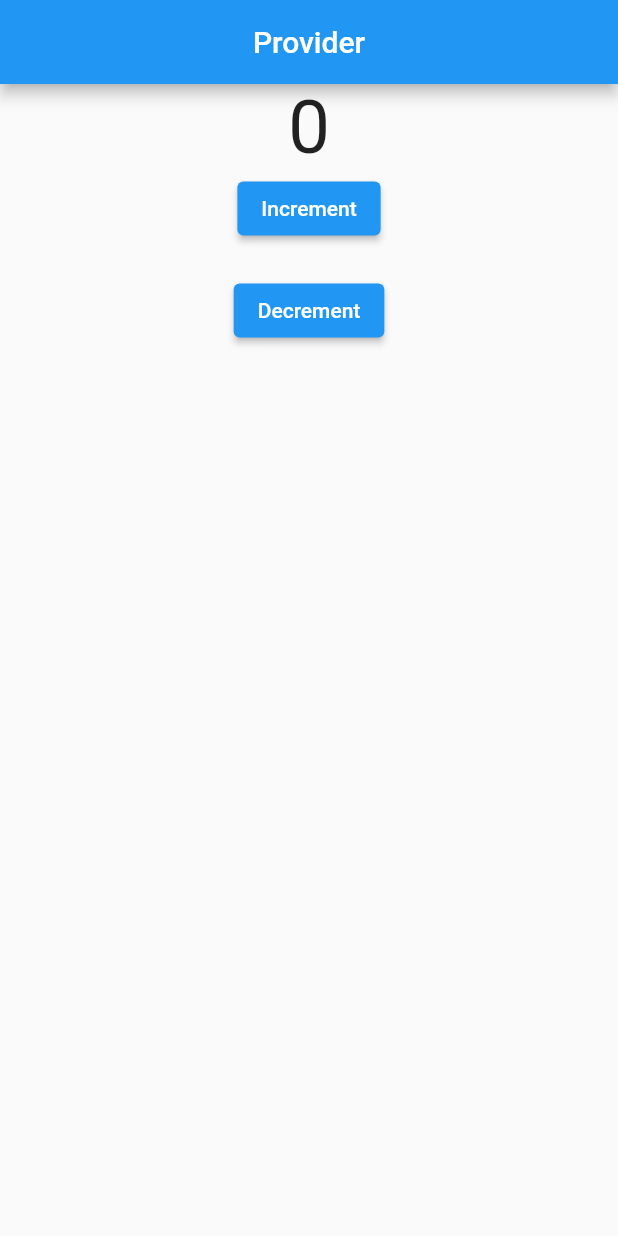
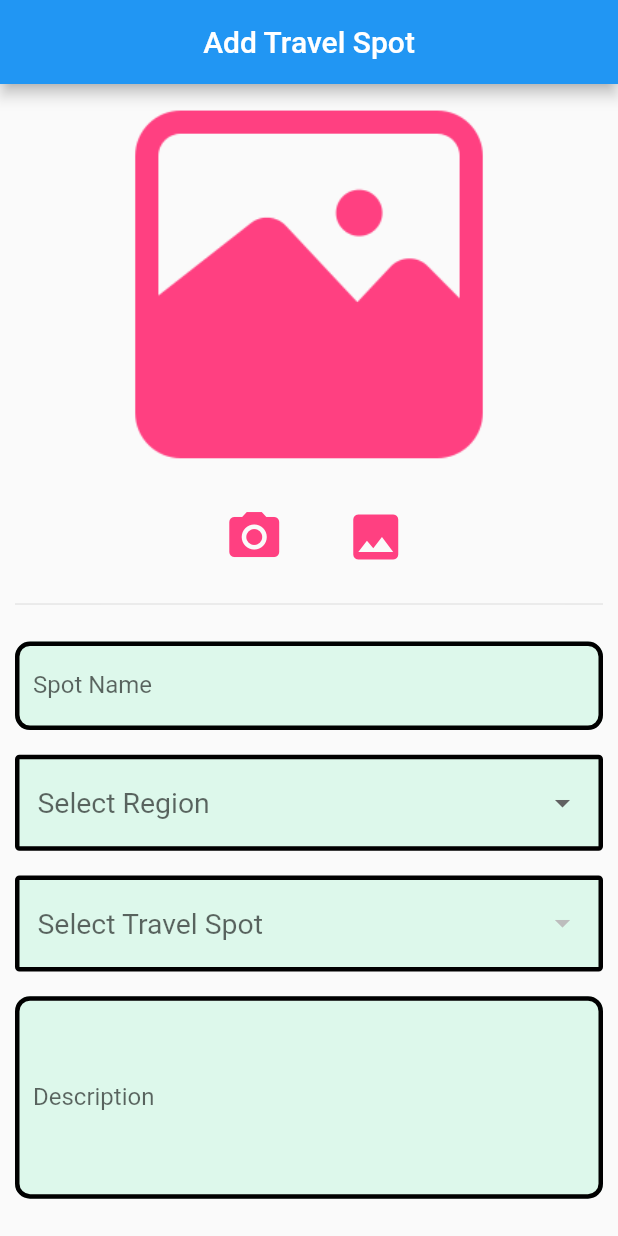
Before and after one commit to FahimKamal/Flutter_Training_app, a Flutter app: the screen it shows after launch, on a phone screen of 412 x 824 dp. Run offline on Flutter 3.47's test engine with Material 2 defaults, Android fonts, the phone set to English and light mode, and no system bars; our stand-ins replace cloud_firestore, connectivity_plus, curved_navigation_bar, firebase_core, firebase_storage, flutter_slidable and 6 more; accounts and stored records are empty.

Commit message:
New commit

```diff
--- a/Flutter Training/lib/main.dart
+++ b/Flutter Training/lib/main.dart
@@ -39,6 +39,7 @@ import 'package:tt/test_design/bkash.dart';
 import 'package:tt/test_design/country_details.dart';
 import 'package:tt/textFieldclass.dart';
 import 'package:tt/tooltipclass.dart';
+import 'package:tt/travel_app/admin/add_travel_spot.dart';
 import 'package:tt/travel_app/travel_pages/homepage.dart';
 import 'package:tt/splesh_screenf.dart';
 import 'package:tt/travel_app/travel_pages/homepage_gridview_builder.dart';
@@ -126,7 +127,8 @@ class _MyAppState extends State<MyApp> {
         // home: DatabaseBasic(),
         // home: AlertDialogClass(),
         // home: ImageUploadClass(),
-        home: ReadProvider(),
+        // home: ReadProvider(),
+        home: AddTravelSpot(),
       ),
     );
   }
--- /dev/null
+++ b/Flutter Training/lib/travel_app/admin/add_travel_spot.dart
@@ -0,0 +1,195 @@
+import 'package:flutter/material.dart';
+import 'package:tt/travel_app/widgets/form_decoration.dart';
+import 'package:tt/travel_app/widgets/static-variables.dart';
+
+class AddTravelSpot extends StatefulWidget {
+  const AddTravelSpot({Key? key}) : super(key: key);
+
+  @override
+  _AddTravelSpotState createState() => _AddTravelSpotState();
+}
+
+class _AddTravelSpotState extends State<AddTravelSpot> {
+  String? selectTravelRegion;
+  String? selectTravelSpot;
+
+  @override
+  Widget build(BuildContext context) {
+    return Scaffold(
+      appBar: AppBar(
+        title: Text("Add Travel Spot"),
+        centerTitle: true,
+      ),
+      body: _bodyUI(),
+    );
+  }
+
+  Widget _bodyUI() {
+    Size size = MediaQuery.of(context).size;
+    return Padding(
+      padding: EdgeInsets.all(10),
+      child: ListView(
+        children: [
+          ClipRRect(
+            child: Image.asset(
+              "images/Icons/gallery.png",
+              width: size.width * 0.3,
+              height: size.height * 0.3,
+              color: Colors.pinkAccent,
+              fit: BoxFit.fitHeight,
+            ),
+          ),
+          SizedBox(
+            height: size.width * 0.04,
+          ),
+          Row(
+            mainAxisAlignment: MainAxisAlignment.center,
+            children: [
+              IconButton(
+                  onPressed: () {},
+                  icon: Icon(
+                    Icons.camera_alt,
+                    size: 40,
+                    color: Colors.pinkAccent,
+                  )),
+              SizedBox(
+                width: size.width * 0.08,
+              ),
+              IconButton(
+                  onPressed: () {},
+                  icon: Icon(
+                    Icons.image,
+                    size: 40,
+                    color: Colors.pinkAccent,
+                  ))
+            ],
+          ),
+          Divider(
+            height: 50,
+          ),
+          TextField(
+            decoration: FormDecoration.copyWith(
+              label: Text("Spot Name"),
+            ),
+            onChanged: (value) {},
+          ),
+          SizedBox(
+            height: size.width * 0.04,
+          ),
+          Container(
+            padding: EdgeInsets.symmetric(horizontal: 12, vertical: 5),
+            decoration: BoxDecoration(
+              color: Colors.greenAccent.withOpacity(0.2),
+              borderRadius: BorderRadius.all(Radius.circular(3)),
+              border: Border.all(color: Colors.black, width: 3),
+            ),
+            width: size.width,
+            child: DropdownButtonHideUnderline(
+                child: DropdownButton(
+              value: selectTravelRegion,
+              hint: Container(
+                width: size.width * 0.75,
+                child: Text(
+                  "Select Region",
+                  style: TextStyle(fontSize: size.height * 0.023),
+                ),
+              ),
+              items: StaticVariables.TravelRegion.map((selectTravelRegion) {
+                return DropdownMenuItem(
+                  child: Container(
+                    width: size.width * 0.75,
+                    child: Text(
+                      selectTravelRegion,
+                      style: TextStyle(color: Colors.green, fontSize: 16),
+                    ),
+                  ),
+                  value: selectTravelRegion,
+                );
+              }).toList(),
+              onChanged: (newValue) {
+                setState(() {
+                  selectTravelSpot = null;
+                  selectTravelRegion = newValue as String;
+                });
+              },
+            )),
+          ),
+          SizedBox(
+            height: size.width * 0.04,
+          ),
+          Container(
+            padding: EdgeInsets.symmetric(horizontal: 12, vertical: 5),
+            decoration: BoxDecoration(
+              color: Colors.greenAccent.withOpacity(0.2),
+              borderRadius: BorderRadius.all(Radius.circular(3)),
+              border: Border.all(color: Colors.black, width: 3),
+            ),
+            width: size.width,
+            child: DropdownButtonHideUnderline(
+                child: DropdownButton(
+                  value: selectTravelSpot,
+                  hint: Container(
+                    width: size.width * 0.75,
+                    child: Text(
+                      "Select Travel Spot",
+                      style: TextStyle(fontSize: size.height * 0.023),
+                    ),
+                  ),
+                  items: selectTravelRegion == null
+                      ? null
+                      : selectTravelRegion == 'Travel Bangladesh'
+                          ? StaticVariables.bdDistrict.map((selectTravelSpot) {
+                              return DropdownMenuItem(
+                                child: Container(
+                                  width: size.width * 0.75,
+                                  child: Text(
+                                    selectTravelSpot,
+                                    style: TextStyle(
+                                        color: Colors.green, fontSize: 16),
+                                  ),
+                                ),
+                                value: selectTravelSpot,
+                              );
+                            }).toList()
+                          : selectTravelRegion == 'Travel World'
+                              ? StaticVariables.allCountries.map((selectTravelSpot) {
+                                  return DropdownMenuItem(
+                                    child: Container(
+                                      width: size.width * 0.75,
+                                      child: Text(
+                                        selectTravelSpot,
+                                        style: TextStyle(
+                                            color: Colors.green, fontSize: 16),
+                                      ),
+                                    ),
+                                    value: selectTravelSpot,
+                                  );
+                                }).toList()
+                              : null,
+                  onChanged: (newValue) {
+                    setState(() {
+                      selectTravelSpot = null;
+                      selectTravelSpot = newValue as String;
+                    });
+                  },
+              )
+            ),
+          ),
+          SizedBox(
+            height: size.width * 0.04,
+          ),
+          TextField(
+            maxLines: 5,
+            decoration: FormDecoration.copyWith(
+              label: Text("Description"),
+            ),
+            onChanged: (value) {},
+          ),
+          SizedBox(
+            height: size.width * 0.04,
+          ),
+        ],
+      ),
+    );
+  }
+}
--- /dev/null
+++ b/Flutter Training/lib/travel_app/widgets/form_decoration.dart
@@ -0,0 +1,22 @@
+import 'package:flutter/material.dart';
+
+final FormDecoration = InputDecoration(
+  enabledBorder: OutlineInputBorder(
+      borderSide: BorderSide(color: Colors.black, width: 3),
+      borderRadius: BorderRadius.circular(10)
+  ),
+  focusedBorder: OutlineInputBorder(
+      borderSide: BorderSide(color: Colors.blue, width: 3),
+      borderRadius: BorderRadius.circular(10)
+  ),
+  focusedErrorBorder: OutlineInputBorder(
+      borderSide: BorderSide(color: Colors.red, width: 3),
+      borderRadius: BorderRadius.circular(10)
+  ),
+  errorBorder: OutlineInputBorder(
+      borderSide: BorderSide(color: Colors.red, width: 3),
+      borderRadius: BorderRadius.circular(10)
+  ),
+  fillColor: Colors.greenAccent.withOpacity(0.2),
+  filled: true,
+);
--- a/Flutter Training/lib/travel_app/widgets/static-variables.dart
+++ b/Flutter Training/lib/travel_app/widgets/static-variables.dart
@@ -10,6 +10,8 @@ class StaticVariables{
     ["সংরক্ষিত তথ্য", Icons.save],
   ];
 
+  static final TravelRegion = ['Travel Bangladesh', 'Travel World'];
+
   static const List<String> allCountries = [
     'Bangladesh', 'India', 'Pakistan', 'Bhutan', 'Nepal', 'Sri lanka',
     'Australia', 'USA', 'Canada', 'China', 'Japan',
```
Also changed, not shown: Flutter Training/images/Icons/gallery.png (added).
